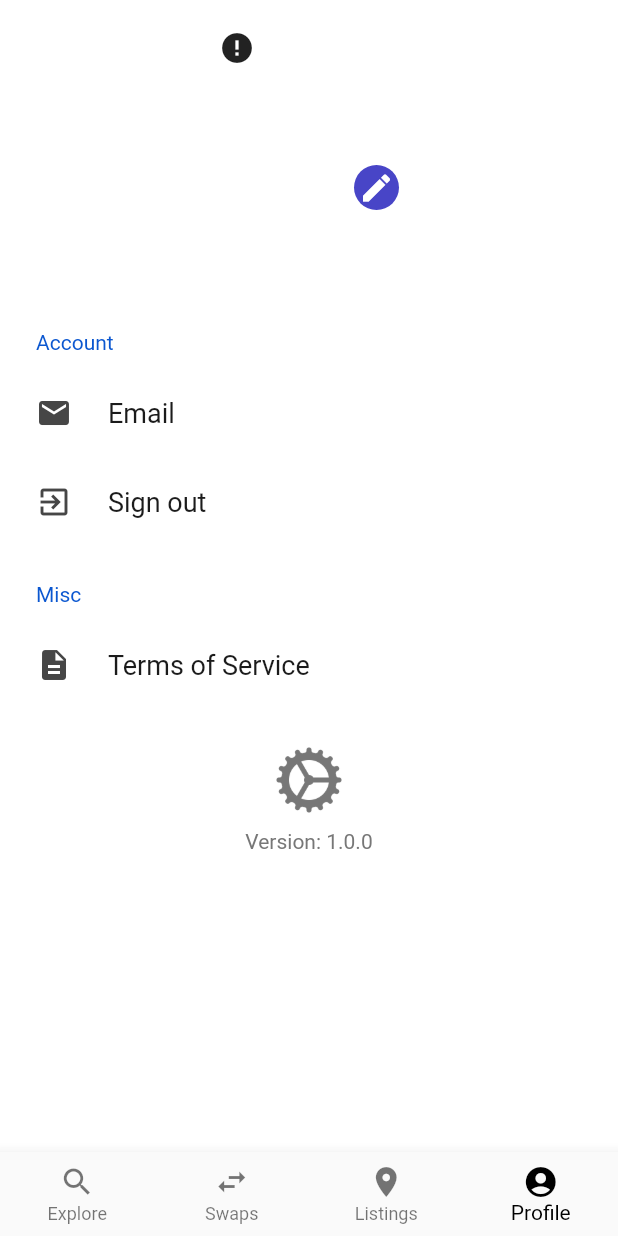
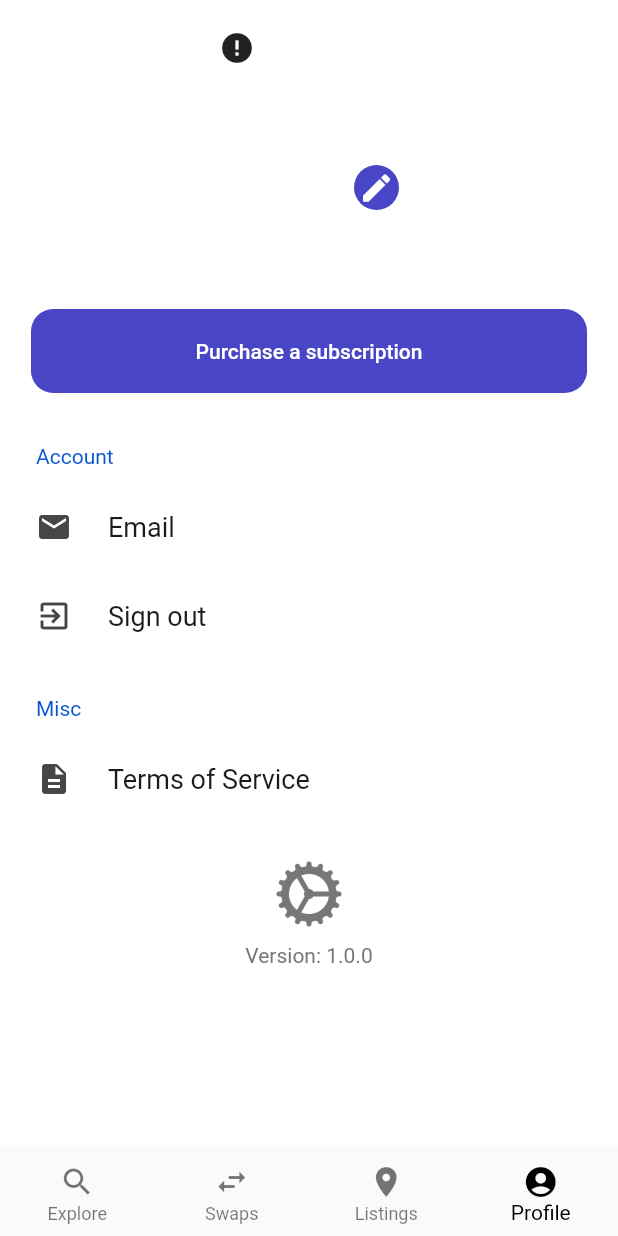
Before and after one commit to iwas-iwas/homeswap, a Flutter app: the screen it shows once a user with an empty profile is signed in, item 4 of the bottom bar chosen, after a tap on the "edit" icon, on a phone screen of 412 x 824 dp. Run offline on Flutter 3.47's test engine with Material 2 defaults, Android fonts, the light colour scheme and no system bars; drawn by our look-alikes of cached_network_image, settings_ui; our stand-ins replace auto_size_text, cloud_firestore, device_preview, firebase_analytics, firebase_auth, firebase_core and 6 more; missing offline and left inert: flutter_google_places, geocoder, google_maps_webservice, purchases_flutter; accounts and stored records are empty; network calls fail.

Commit message:
minor changes

```diff
--- a/lib/main.dart
+++ b/lib/main.dart
@@ -10,6 +10,8 @@ import 'package:flutter/foundation.dart';
 import 'package:purchases_flutter/purchases_flutter.dart';
 import 'package:flutter/services.dart';
 import './credentials.dart';
+import 'package:firebase_analytics/firebase_analytics.dart';
+import 'package:firebase_analytics/observer.dart';
 
 void main() => runApp(
       MyApp(),
@@ -64,6 +66,9 @@ class _MyAppState extends State<MyApp> {
         future: _initialization,
         builder: (context, appSnapshot) {
           return MaterialApp(
+            navigatorObservers: [
+              FirebaseAnalyticsObserver(analytics: FirebaseAnalytics()),
+            ],
             debugShowCheckedModeBanner: false,
             title: 'Conspaces',
             theme: ThemeData(
--- a/lib/screens/explore_screen_old.dart
+++ b/lib/screens/explore_screen_old.dart
@@ -1,4 +1,5 @@
 import 'package:conspacesapp/screens/user_listings_screen.dart';
+
 import 'package:flutter/material.dart';
 import '../credentials.dart';
 import 'dart:async';
@@ -60,7 +61,7 @@ class _ExploreScreenTestState extends State<ExploreScreenTest> {
                         crossAxisAlignment: CrossAxisAlignment.start,
                         children: [
                           SizedBox(
-                            height: size.height * 0.05,
+                            height: size.height * 0.06,
                             child: Text(
                               'Explore',
                               style: TextStyle(
--- a/lib/screens/settings_screen.dart
+++ b/lib/screens/settings_screen.dart
@@ -1,8 +1,10 @@
+import 'package:conspacesapp/payment/components.dart';
+import 'package:conspacesapp/payment/parental_gate.dart';
+import 'package:conspacesapp/payment/upgrade.dart';
 import 'package:conspacesapp/screens/auth_screen.dart';
 import 'package:flutter/material.dart';
 import 'package:settings_ui/settings_ui.dart';
 import '../constants.dart';
-import './language_screen.dart';
 import 'package:cached_network_image/cached_network_image.dart';
 import 'package:firebase_core/firebase_core.dart';
 import 'package:flutter/material.dart';
@@ -157,6 +159,34 @@ class _SettingsScreenState extends State<SettingsScreen> {
                       ),
                     ),
                   ),
+                  SizedBox(height: 10),
+                  Text(
+                    'Already have an account? Click Login to enter your account.',
+                    style: TextStyle(fontSize: 18),
+                  ),
+                  SizedBox(height: 15),
+                  Container(
+                    margin: EdgeInsets.symmetric(vertical: 10),
+                    width: size.width * 0.9,
+                    child: ClipRRect(
+                      borderRadius: BorderRadius.circular(15),
+                      child: FlatButton(
+                        padding:
+                            EdgeInsets.symmetric(vertical: 20, horizontal: 20),
+                        color: kPrimaryColor,
+                        onPressed: () async {
+                          {
+                            await FirebaseAuth.instance.signOut();
+                            Navigator.popUntil(
+                                context, ModalRoute.withName("/"));
+                          }
+                        },
+                        child: Text(
+                          'Login',
+                        ),
+                      ),
+                    ),
+                  ),
                   SettingsList(
                     shrinkWrap: true,
                     physics: ClampingScrollPhysics(),
@@ -288,6 +318,37 @@ class _SettingsScreenState extends State<SettingsScreen> {
                 _userEmail is String ? _userEmail : 'loading email...',
                 style: TextStyle(fontSize: 15, color: Colors.black),
               ),
+              Container(
+                margin: EdgeInsets.symmetric(vertical: 10),
+                width: size.width * 0.9,
+                child: ClipRRect(
+                  borderRadius: BorderRadius.circular(15),
+                  child: FlatButton(
+                    padding: EdgeInsets.symmetric(vertical: 20, horizontal: 20),
+                    color: kPrimaryColor,
+                    onPressed: () {
+                      if (appData.isPro) {
+                        Navigator.push(
+                            context,
+                            MaterialPageRoute(
+                                builder: (context) => UpgradeScreen(),
+                                settings:
+                                    RouteSettings(name: 'Upgrade Screen')));
+                      } else {
+                        Navigator.push(
+                            context,
+                            MaterialPageRoute(
+                                builder: (context) => ParentalGate(),
+                                settings:
+                                    RouteSettings(name: 'Parental Gate')));
+                      }
+                    },
+                    child: Text(
+                      'Purchase a subscription',
+                    ),
+                  ),
+                ),
+              ),
               SettingsList(
                 shrinkWrap: true,
                 physics: ClampingScrollPhysics(),
--- a/lib/screens/slpash_screen.dart
+++ b/lib/screens/slpash_screen.dart
@@ -5,8 +5,10 @@ class SplashScreen extends StatelessWidget {
   Widget build(BuildContext context) {
     return Scaffold(
       backgroundColor: Color(0xFF4845c7),
-      body: Center(
-        child: CircularProgressIndicator(),
+      body: SafeArea(
+        child: Center(
+          child: CircularProgressIndicator(),
+        ),
       ),
     );
   }
--- a/lib/screens/swaps/send_swaps.dart
+++ b/lib/screens/swaps/send_swaps.dart
@@ -133,7 +133,6 @@ class SendSwapsScreen extends StatelessWidget {
 
           // initialized with a default value because whereIn can't receive an empty list
           // can be checked with if len if this list == 1, then there are no received swaps
-          // => show some default screen ala "no swap requests received yet"
           List<dynamic> sendToUserList = ['default'];
           List<dynamic> sendToPropertyList = ['default'];
           List<Timestamp> startDates = [Timestamp.now()];
@@ -152,10 +151,7 @@ class SendSwapsScreen extends StatelessWidget {
               stream: FirebaseFirestore.instance
                   .collection('properties')
                   .where('id', whereIn: sendToPropertyList)
-                  //TODO: ORDER BY HAT DEN BUILDER GEBROCHEN, DA VERMUTLICH DER USERID INDEX DER EINGERICHTET IST DADURCH AKTIV WURDE! GGF. WEITEREN INDEX ERSTELLEn FÜR LOCATION/DESTINATION
-                  //.orderBy('createdAt', descending: true)
                   .snapshots(),
-              // whenever the properties collection receives a new value, the function inside of the builder argument is executed
               builder: (ctx, streamSnapshot) {
                 if (streamSnapshot.connectionState == ConnectionState.waiting) {
                   return Center(
@@ -166,7 +162,6 @@ class SendSwapsScreen extends StatelessWidget {
                   return Text('Loading');
                 }
 
-                //final documents = streamSnapshot.data.docs;
                 final documents = streamSnapshot.data.docs;
 
                 // List<dynamic> finalProperties = ['default'];
--- a/lib/screens/swaps/swaps_screen.dart
+++ b/lib/screens/swaps/swaps_screen.dart
@@ -104,6 +104,8 @@ class _SwapsScreenState extends State<SwapsScreen>
         child: AppBar(
           backgroundColor: Colors.white,
           centerTitle: false,
+          // AppBar title stays left with "automaticallyImplyLeading" set to false.
+          automaticallyImplyLeading: false,
           title: Padding(
             padding: const EdgeInsets.only(top: 40, bottom: 40),
             child: Text('Requests',
--- a/lib/widgets/listings_uuid_selection.dart
+++ b/lib/widgets/listings_uuid_selection.dart
@@ -1,7 +1,6 @@
 import 'package:flutter/material.dart';
 import 'package:cloud_firestore/cloud_firestore.dart';
 import 'package:firebase_auth/firebase_auth.dart';
-import './property_style.dart';
 
 class ListingsUniqueSelection extends StatefulWidget {
   @override
```
Also changed, not shown: lib/constants.dart (+7 -0 lines), lib/screens/tabs_screen.dart (+0 -12 lines), lib/widgets/listings_uuid.dart (+22 -14 lines), lib/widgets/property_style.dart (+20 -28 lines).
